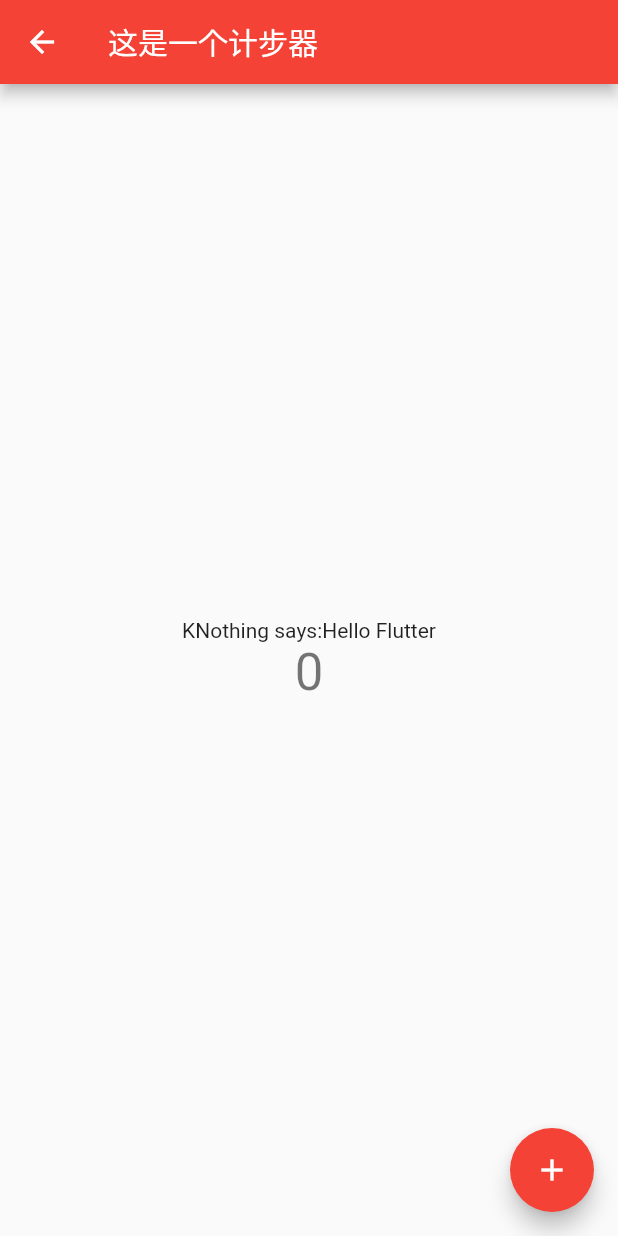
After one commit to xiaomaguoguo/flutterdemo, a Flutter app: the screen it shows after launch, after a tap on "StateCount.dart", on a phone screen of 412 x 824 dp. The commit adds this screen. Run offline on Flutter 3.47's test engine with Material 2 defaults, Android fonts, the phone set to English and light mode, and no system bars.

Commit message:
打开新页面，并完成所有index目录的建立 。哈哈哈。。。

```diff
--- a/lib/beans/Item.dart
+++ b/lib/beans/Item.dart
@@ -1,5 +1,8 @@
+import 'package:flutter/material.dart';
+
 class Item {
   final String title;
   final String desc;
-  Item(this.title, this.desc);
+  final Widget widget;
+  Item(this.title, this.desc, this.widget);
 }
--- /dev/null
+++ b/lib/study/SlideRightRoute.dart
@@ -0,0 +1,21 @@
+import 'package:flutter/material.dart';
+
+class SlideRightRoute extends PageRouteBuilder {
+  final Widget widget;
+  SlideRightRoute({this.widget})
+      : super(pageBuilder: (BuildContext context, Animation<double> animation,
+            Animation<double> secondaryAnimation) {
+          return widget;
+        }, transitionsBuilder: (BuildContext context,
+            Animation<double> animation,
+            Animation<double> secondaryAnimation,
+            Widget child) {
+          return new SlideTransition(
+            position: new Tween<Offset>(
+              begin: const Offset(-1.0, 0.0),
+              end: Offset.zero,
+            ).animate(animation),
+            child: child,
+          );
+        });
+}
--- /dev/null
+++ b/lib/study/StateCount.dart
@@ -0,0 +1,88 @@
+import 'package:flutter/material.dart';
+import 'Strings.dart';
+
+//计数器
+class StateCount extends StatefulWidget {
+  StateCount({Key key, this.title}) : super(key: key);
+
+  // This widget is the home page of your application. It is stateful, meaning
+  // that it has a State object (defined below) that contains fields that affect
+  // how it looks.
+
+  // This class is the configuration for the state. It holds the values (in this
+  // case the title) provided by the parent (in this case the App widget) and
+  // used by the build method of the State. Fields in a Widget subclass are
+  // always marked "final".
+
+  final String title;
+
+  @override
+  _MyHomePageState createState() => new _MyHomePageState();
+}
+
+class _MyHomePageState extends State<StateCount> {
+  int _counter = 0;
+
+  void _incrementCounter() {
+    setState(() {
+      // This call to setState tells the Flutter framework that something has
+      // changed in this State, which causes it to rerun the build method below
+      // so that the display can reflect the updated values. If we changed
+      // _counter without calling setState(), then the build method would not be
+      // called again, and so nothing would appear to happen.
+      _counter++;
+    });
+  }
+
+  @override
+  Widget build(BuildContext context) {
+    // This method is rerun every time setState is called, for instance as done
+    // by the _incrementCounter method above.
+    //
+    // The Flutter framework has been optimized to make rerunning build methods
+    // fast, so that you can just rebuild anything that needs updating rather
+    // than having to individually change instances of widgets.
+    return new Scaffold(
+      appBar: new AppBar(
+        // Here we take the value from the MyHomePage object that was created by
+        // the App.build method, and use it to set our appbar title.
+        title: new Text(widget.title),
+      ),
+      body: new Center(
+        // Center is a layout widget. It takes a single child and positions it
+        // in the middle of the parent.
+        child: new Column(
+          // Column is also layout widget. It takes a list of children and
+          // arranges them vertically. By default, it sizes itself to fit its
+          // children horizontally, and tries to be as tall as its parent.
+          //
+          // Invoke "debug paint" (press "p" in the console where you ran
+          // "flutter run", or select "Toggle Debug Paint" from the Flutter tool
+          // window in IntelliJ) to see the wireframe for each widget.
+          //
+          // Column has various properties to control how it sizes itself and
+          // how it positions its children. Here we use mainAxisAlignment to
+          // center the children vertically; the main axis here is the vertical
+          // axis because Columns are vertical (the cross axis would be
+          // horizontal).
+          mainAxisAlignment: MainAxisAlignment.center,
+          children: <Widget>[
+            new Text(
+              Strings.appTitle,
+            ),
+            new Text(
+              '$_counter',
+              style: Theme.of(context).textTheme.display1,
+            ),
+          ],
+        ),
+      ),
+      floatingActionButton: new FloatingActionButton(
+        onPressed: _incrementCounter,
+        tooltip: 'Increment',
+        // ignore: argument_type_not_assignable
+        child: new Icon(Icons.add),
+      ), // This trailing comma makes auto-formatting nicer for build methods.
+    );
+  }
+}
--- a/lib/study/StudyList.dart
+++ b/lib/study/StudyList.dart
@@ -3,6 +3,9 @@ import 'package:http/http.dart';
 import 'package:flutterdemo/study/Strings.dart';
 import 'dart:convert';
 import 'package:flutterdemo/beans/Item.dart';
+import 'SlideRightRoute.dart';
+import 'NetworkList.dart';
+import 'StateCount.dart';
 
 //学习进度列表
 class StudyList extends StatefulWidget {
@@ -24,7 +27,10 @@ class StudyListState extends State<StudyList> {
   void initList() {
     //表明返回的数据正确
     var items = [];
-    var studys = [Item("AA", "此处是A的描述"), Item("BB", "此处是B的描述")];
+    var studys = [
+      Item("StateCount.dart", "这是一个计数器", StateCount(title: '这是一个计步器')),
+      Item("NetworkList.dart", "这是网络请求的练习", ContentList())
+    ];
     studys.forEach((item) => items.add(item));
     setState(() {
       _items = items;
@@ -38,9 +44,42 @@ class StudyListState extends State<StudyList> {
           item.title,
           overflow: TextOverflow.fade,
         ),
+        trailing: new Icon(Icons.favorite, color: Colors.red),
         subtitle: Text(
           '${item.desc}',
-        ));
+        ),
+        onTap: () {
+          _openNewPage(item);
+        });
+  }
+
+  void _openNewPage(Item item) {
+    Navigator.push(context, SlideRightRoute(widget: item.widget));
+//    Navigator.push(context, SlideRightRoute(widget: ContentList()));
+//    Navigator.of(context).push(PageRouteBuilder(
+//          pageBuilder: (BuildContext context, Animation<double> animation,
+//              Animation<double> secondaryAnimation) {
+//            return new ContentList();
+//          },
+//          transitionsBuilder: (BuildContext context,
+//              Animation<double> animation,
+//              Animation<double> secondaryAnimation,
+//              Widget child) {
+//            return SlideTransition(
+//              position: new Tween<Offset>(
+//                begin: const Offset(-1.0, 0.0),
+//                end: Offset.zero,
+//              ).animate(animation),
+//              child: new SlideTransition(
+//                position: new Tween<Offset>(
+//                  begin: Offset.zero,
+//                  end: const Offset(-1.0, 0.0),
+//                ).animate(secondaryAnimation),
+//                child: child,
+//              ),
+//            );
+//          },
+//        ));
   }
 
   @override
```
Also changed, not shown: lib/main.dart (+2 -86 lines), pubspec.yaml (+7 -0 lines), pubspec.lock.
